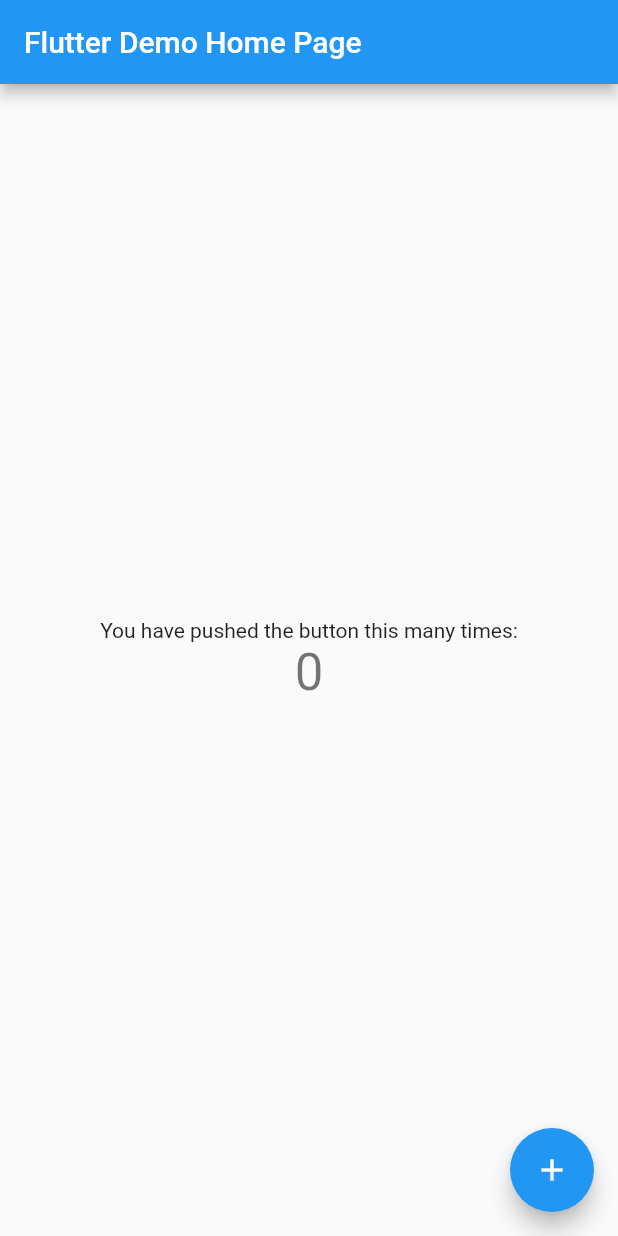
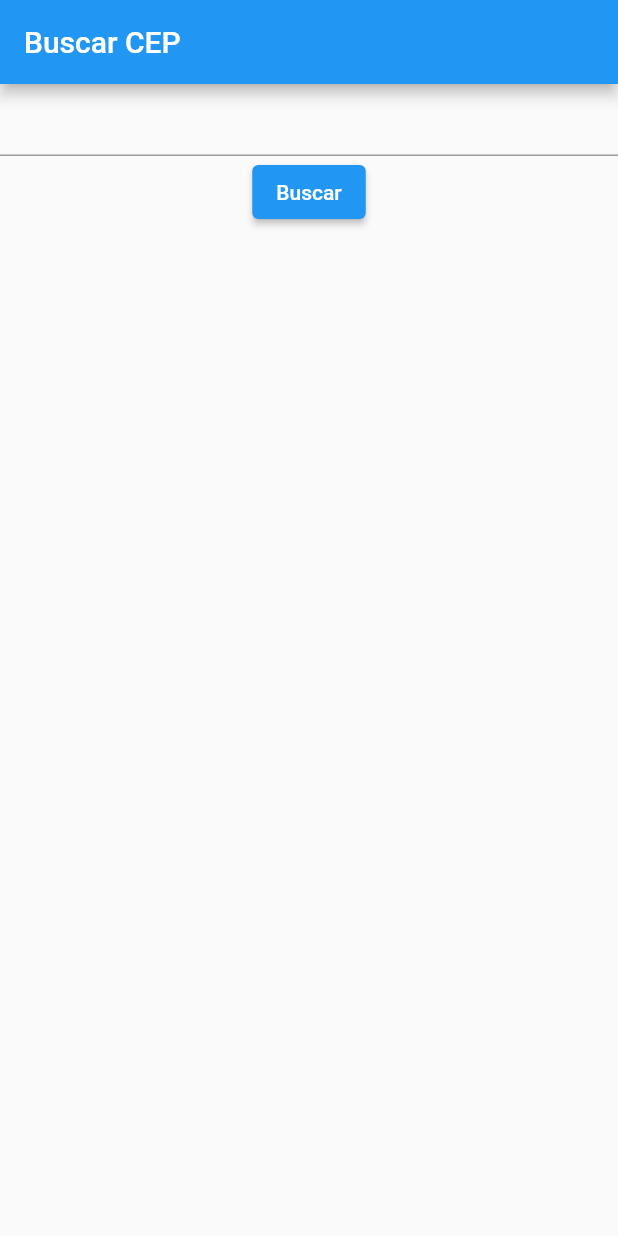
Before and after one commit to RodrigoFFLima/cep_app_flutter, a Flutter app: the screen it shows after launch, on a phone screen of 412 x 824 dp. Run offline on Flutter 3.47's test engine with Material 2 defaults, Android fonts, the phone set to English and light mode, and no system bars; our stand-ins replace dio.

Commit message:
commit: final app

```diff
--- a/lib/main.dart
+++ b/lib/main.dart
@@ -1,3 +1,4 @@
+import 'package:cep_app/pages/home_page.dart';
 import 'package:flutter/material.dart';
 
 void main() {
@@ -7,109 +8,14 @@ void main() {
 class MyApp extends StatelessWidget {
   const MyApp({super.key});
 
-  // This widget is the root of your application.
   @override
   Widget build(BuildContext context) {
     return MaterialApp(
       title: 'Flutter Demo',
       theme: ThemeData(
-        // This is the theme of your application.
-        //
-        // Try running your application with "flutter run". You'll see the
-        // application has a blue toolbar. Then, without quitting the app, try
-        // changing the primarySwatch below to Colors.green and then invoke
-        // "hot reload" (press "r" in the console where you ran "flutter run",
-        // or simply save your changes to "hot reload" in a Flutter IDE).
-        // Notice that the counter didn't reset back to zero; the application
-        // is not restarted.
         primarySwatch: Colors.blue,
       ),
-      home: const MyHomePage(title: 'Flutter Demo Home Page'),
+      home: const HomePage(),
     );
   }
 }
-
-class MyHomePage extends StatefulWidget {
-  const MyHomePage({super.key, required this.title});
-
-  // This widget is the home page of your application. It is stateful, meaning
-  // that it has a State object (defined below) that contains fields that affect
-  // how it looks.
-
-  // This class is the configuration for the state. It holds the values (in this
-  // case the title) provided by the parent (in this case the App widget) and
-  // used by the build method of the State. Fields in a Widget subclass are
-  // always marked "final".
-
-  final String title;
-
-  @override
-  State<MyHomePage> createState() => _MyHomePageState();
-}
-
-class _MyHomePageState extends State<MyHomePage> {
-  int _counter = 0;
-
-  void _incrementCounter() {
-    setState(() {
-      // This call to setState tells the Flutter framework that something has
-      // changed in this State, which causes it to rerun the build method below
-      // so that the display can reflect the updated values. If we changed
-      // _counter without calling setState(), then the build method would not be
-      // called again, and so nothing would appear to happen.
-      _counter++;
-    });
-  }
-
-  @override
-  Widget build(BuildContext context) {
-    // This method is rerun every time setState is called, for instance as done
-    // by the _incrementCounter method above.
-    //
-    // The Flutter framework has been optimized to make rerunning build methods
-    // fast, so that you can just rebuild anything that needs updating rather
-    // than having to individually change instances of widgets.
-    return Scaffold(
-      appBar: AppBar(
-        // Here we take the value from the MyHomePage object that was created by
-        // the App.build method, and use it to set our appbar title.
-        title: Text(widget.title),
-      ),
-      body: Center(
-        // Center is a layout widget. It takes a single child and positions it
-        // in the middle of the parent.
-        child: Column(
-          // Column is also a layout widget. It takes a list of children and
-          // arranges them vertically. By default, it sizes itself to fit its
-          // children horizontally, and tries to be as tall as its parent.
-          //
-          // Invoke "debug painting" (press "p" in the console, choose the
-          // "Toggle Debug Paint" action from the Flutter Inspector in Android
-          // Studio, or the "Toggle Debug Paint" command in Visual Studio Code)
-          // to see the wireframe for each widget.
-          //
-          // Column has various properties to control how it sizes itself and
-          // how it positions its children. Here we use mainAxisAlignment to
-          // center the children vertically; the main axis here is the vertical
-          // axis because Columns are vertical (the cross axis would be
-          // horizontal).
-          mainAxisAlignment: MainAxisAlignment.center,
-          children: <Widget>[
-            const Text(
-              'You have pushed the button this many times:',
-            ),
-            Text(
-              '$_counter',
-              style: Theme.of(context).textTheme.headline4,
-            ),
-          ],
-        ),
-      ),
-      floatingActionButton: FloatingActionButton(
-        onPressed: _incrementCounter,
-        tooltip: 'Increment',
-        child: const Icon(Icons.add),
-      ), // This trailing comma makes auto-formatting nicer for build methods.
-    );
-  }
-}
--- /dev/null
+++ b/lib/models/endereco_model.dart
@@ -0,0 +1,24 @@
+import 'dart:convert';
+
+class EnderecoModel {
+  final String cep;
+  final String logradouro;
+  final String complemento;
+
+  EnderecoModel(
+      {required this.cep, required this.logradouro, required this.complemento});
+
+  Map<String, dynamic> toMap() {
+    return {'cep': cep, 'logradouro': logradouro, 'complemento': complemento};
+  }
+
+  factory EnderecoModel.fromMap(Map<String, dynamic> map) {
+    return EnderecoModel(
+        cep: map['cep'],
+        logradouro: map['logradouro'],
+        complemento: map['complemento']);
+  }
+
+  factory EnderecoModel.fromJson(String json) =>
+      EnderecoModel.fromMap(jsonDecode(json));
+}
--- /dev/null
+++ b/lib/pages/home_page.dart
@@ -0,0 +1,86 @@
+import 'package:cep_app/models/endereco_model.dart';
+import 'package:cep_app/repositories/cep_repository.dart';
+import 'package:cep_app/repositories/cep_repository_impl.dart';
+import 'package:flutter/material.dart';
+
+class HomePage extends StatefulWidget {
+  const HomePage({super.key});
+
+  @override
+  State<HomePage> createState() => _HomePageState();
+}
+
+class _HomePageState extends State<HomePage> {
+  final CepRepository cepRepository = CepRepositoryImpl();
+  EnderecoModel? enderecoModel;
+  bool loading = false;
+
+  final formKey = GlobalKey<FormState>();
+  final cepEC = TextEditingController();
+
+  @override
+  void dispose() {
+    cepEC.dispose();
+    super.dispose();
+  }
+
+  @override
+  Widget build(BuildContext context) {
+    return Scaffold(
+        appBar: AppBar(
+          title: const Text('Buscar CEP'),
+        ),
+        body: SingleChildScrollView(
+          child: Form(
+              key: formKey,
+              child: Column(
+                children: [
+                  TextFormField(
+                    controller: cepEC,
+                    validator: (value) {
+                      if (value == null || value.isEmpty) {
+                        return 'CEP Obrigatório';
+                      }
+                      return null;
+                    },
+                  ),
+                  ElevatedButton(
+                      onPressed: () async {
+                        final valid = formKey.currentState?.validate() ?? false;
+                        if (valid) {
+                          try {
+                            setState(() {
+                              loading = true;
+                            });
+                            final endereco =
+                                await cepRepository.getCep(cepEC.text);
+                            setState(() {
+                              loading = false;
+                              enderecoModel = endereco;
+                            });
+                          } catch (e) {
+                            setState(() {
+                              loading = false;
+                              enderecoModel = null;
+                            });
+                            ScaffoldMessenger.of(context).showSnackBar(
+                              SnackBar(
+                                  content: Text('Erro ao buscar endereço')),
+                            );
+                          }
+                        }
+                      },
+                      child: const Text('Buscar')),
+                  Visibility(
+                    visible: loading,
+                    child: CircularProgressIndicator(),
+                  ),
+                  Visibility(
+                      visible: enderecoModel != null,
+                      child: Text(
+                          '${enderecoModel?.logradouro} ${enderecoModel?.complemento} ${enderecoModel?.cep}')),
+                ],
+              )),
+        ));
+  }
+}
--- /dev/null
+++ b/lib/repositories/cep_repository.dart
@@ -0,0 +1,5 @@
+import 'package:cep_app/models/endereco_model.dart';
+
+abstract class CepRepository {
+  Future<EnderecoModel> getCep(String cep);
+}
--- /dev/null
+++ b/lib/repositories/cep_repository_impl.dart
@@ -0,0 +1,19 @@
+import 'dart:developer';
+
+import 'package:dio/dio.dart';
+
+import '../models/endereco_model.dart';
+import './cep_repository.dart';
+
+class CepRepositoryImpl implements CepRepository {
+  @override
+  Future<EnderecoModel> getCep(String cep) async {
+    try {
+      final result = await Dio().get('https://viacep.com.br/ws/$cep/json');
+      return EnderecoModel.fromMap(result.data);
+    } on DioError catch (e) {
+      log('erro ao buscar CEP');
+      throw Exception('Erro ao buscar CEP');
+    }
+  }
+}
```
